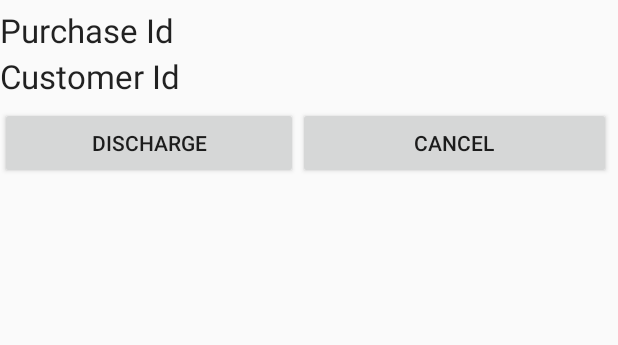
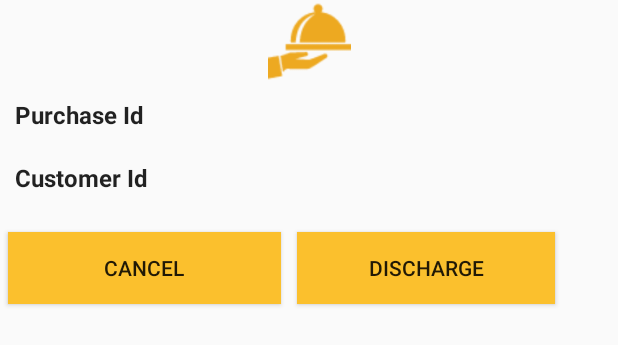
Before and after one commit to kaymint/Cafeteria2, an Android app: the layout custom_dialog.xml on its own in the app's theme, with its tools: preview values and no code run, on a phone screen of 412 x 824 dp. Shown: the top 345 px of the screen. Run offline under Robolectric (Android 15) with nearby library versions, the phone set to English and light mode, and no system bars.

Commit message:
changed layout

```diff
--- a/app/build.gradle
+++ b/app/build.gradle
@@ -26,4 +26,5 @@ dependencies {
     compile 'com.android.support:design:23.0.1'
     compile 'com.android.support:cardview-v7:23.0.+'
     compile 'com.android.support:recyclerview-v7:23.0.+'
+    compile 'com.mcxiaoke.volley:library-aar:1.0.0'
 }
--- a/app/src/main/res/layout/activity_main.xml
+++ b/app/src/main/res/layout/activity_main.xml
@@ -28,6 +28,6 @@
     <android.support.design.widget.FloatingActionButton android:id="@+id/fab"
         android:layout_width="wrap_content" android:layout_height="wrap_content"
         android:layout_gravity="end|bottom" android:layout_margin="@dimen/fab_margin"
-        android:src="@android:drawable/ic_media_play" />
+        android:src="@drawable/plus" />
 
 </android.support.design.widget.CoordinatorLayout>
--- a/app/src/main/res/layout/custom_dialog.xml
+++ b/app/src/main/res/layout/custom_dialog.xml
@@ -5,23 +5,33 @@
     android:weightSum="1">
 
 
+    <ImageView
+        android:layout_width="fill_parent"
+        android:layout_height="wrap_content"
+        android:id="@+id/dialogIcon"
+        android:layout_gravity="center_horizontal"
+        android:layout_weight="0.06"
+        android:src="@drawable/covered" />
+
     <TextView
-        android:layout_width="197dp"
+        android:layout_width="fill_parent"
         android:layout_height="wrap_content"
         android:textAppearance="?android:attr/textAppearanceLarge"
         android:text="Purchase Id"
         android:id="@+id/pIDTxt"
-        android:layout_weight="0.06"
-        android:layout_marginTop="5dp" />
+        android:layout_margin="10dp"
+        android:textSize="16sp"
+        android:textStyle="bold" />
 
     <TextView
-        android:layout_width="wrap_content"
+        android:layout_width="fill_parent"
         android:layout_height="wrap_content"
         android:textAppearance="?android:attr/textAppearanceLarge"
         android:text="Customer Id"
         android:id="@+id/cIdTxt"
-        android:layout_weight="0.06"
-        android:layout_marginTop="5dp" />
+        android:layout_margin="10dp"
+        android:textSize="16sp"
+        android:textStyle="bold" />
 
     <LinearLayout
         android:orientation="horizontal"
@@ -33,16 +43,21 @@
         <Button
             android:layout_width="wrap_content"
             android:layout_height="wrap_content"
-            android:text="discharge"
-            android:id="@+id/dischargeBtn"
-            android:layout_weight="0.44" />
+            android:text="cancel"
+            android:id="@+id/cancelDischargeBtn"
+            android:layout_weight="0.44"
+            android:background="#fbc02d"
+            android:layout_margin="5dp" />
 
         <Button
             android:layout_width="wrap_content"
             android:layout_height="wrap_content"
-            android:text="cancel"
-            android:id="@+id/cancelDischargeBtn"
-            android:layout_weight="0.54" />
+            android:text="discharge"
+            android:id="@+id/dischargeBtn"
+            android:layout_weight="0.39"
+            android:background="#fbc02d"
+            android:layout_margin="5dp" />
+
     </LinearLayout>
 
 </LinearLayout>
--- a/app/src/main/res/values/colors.xml
+++ b/app/src/main/res/values/colors.xml
@@ -1,6 +1,6 @@
 <?xml version="1.0" encoding="utf-8"?>
 <resources>
-    <color name="colorPrimary">#3F51B5</color>
-    <color name="colorPrimaryDark">#303F9F</color>
-    <color name="colorAccent">#FF4081</color>
+    <color name="colorPrimary">#ff1744</color>
+    <color name="colorPrimaryDark">#d11439</color>
+    <color name="colorAccent">#fbc02d</color>
 </resources>
```
Also changed, not shown: app/src/main/java/com/example/streethustling/cafeteria2/MainActivity.java (+4 -4 lines), app/src/main/java/com/example/streethustling/cafeteria2/MealListFragment.java (+29 -3 lines), app/src/main/java/com/example/streethustling/cafeteria2/OrderListFragment.java (+33 -4 lines), app/src/main/res/layout/add_layout.xml (+6 -2 lines), app/src/main/res/layout/meal_list.xml (+14 -13 lines), app/src/main/res/layout/meal_list_fragment.xml (+18 -3 lines), app/src/main/res/layout/order_list_fragment.xml (+18 -5 lines), app/src/main/res/layout/order_list_item.xml (+21 -13 lines), app/src/main/res/drawable/burger.png (added), app/src/main/res/drawable/burger1.png (added), app/src/main/res/drawable/covered.png (added), app/src/main/res/drawable/cross.png (added), app/src/main/res/drawable/cutlery.png (added), app/src/main/res/drawable/cutlery1.png (added), 2 more files, 1 other file.
